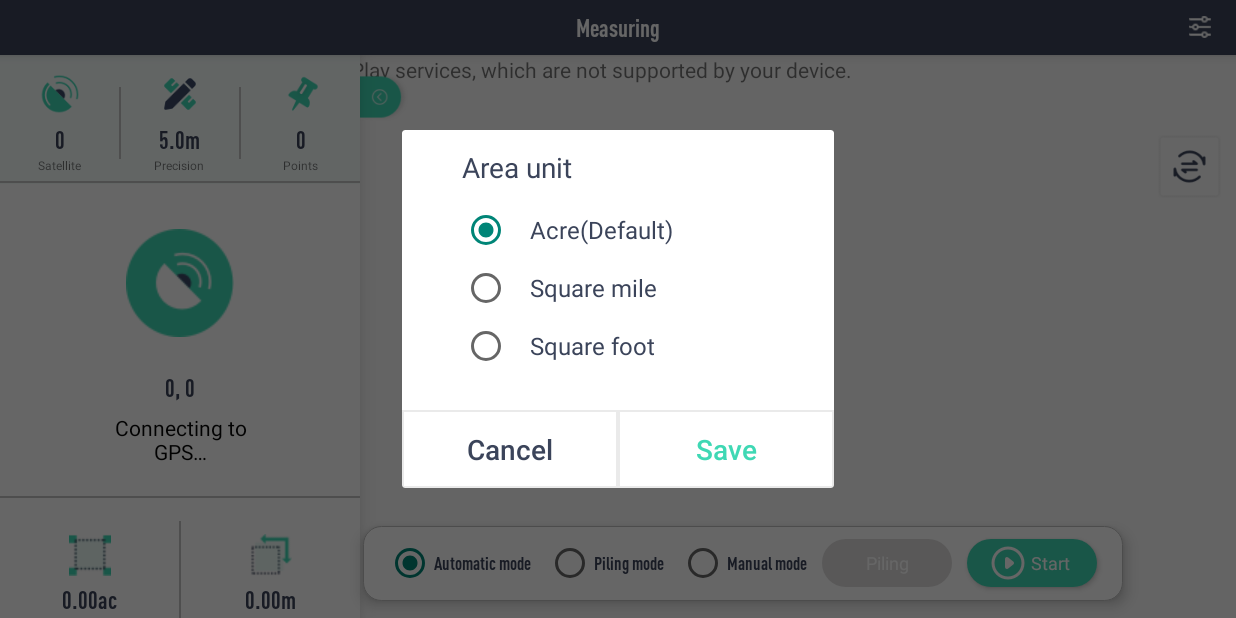
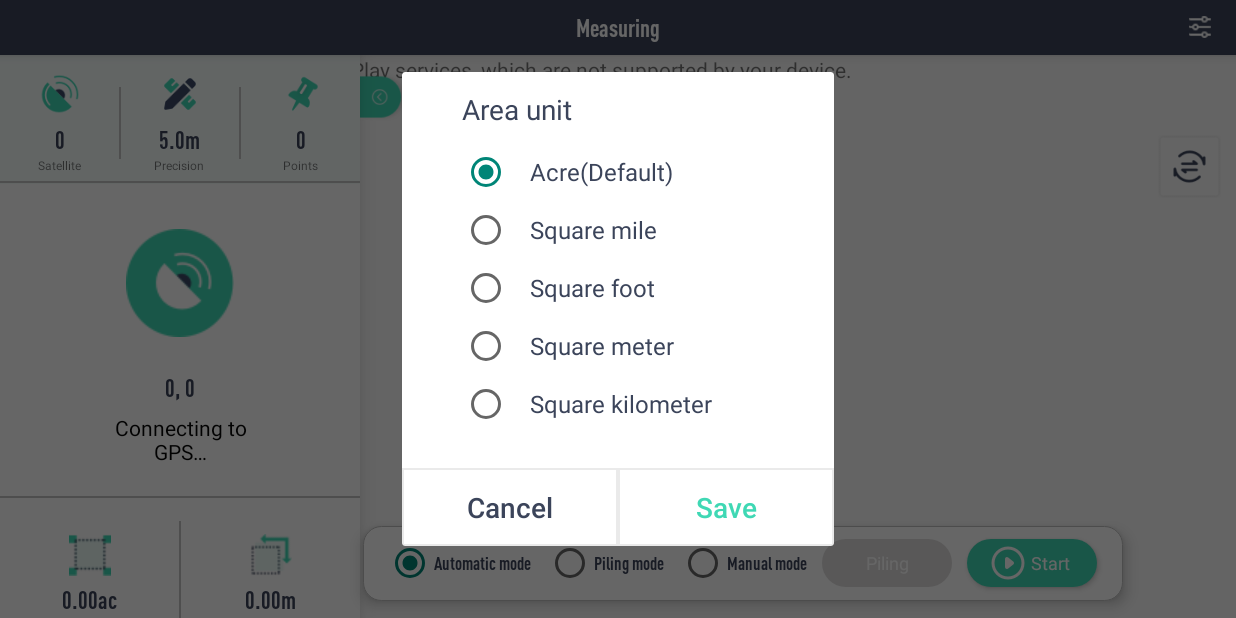
Before and after one commit to KenshinTang/LandSurvey, an Android app: the screen it shows after launch (MainActivity), after a tap on "Settings", on a phone screen of 824 x 412 dp (held sideways). Run offline under Robolectric (Android 15) with nearby library versions, the phone set to English and light mode, and no system bars; libraries missing offline, so code that uses them is left out: com.google.maps.android, com.tencent.bugly; 3 statements that could not run were skipped.

Commit message:
1. add square meter, square km support. 2. fix fatal issue that when delete a point.

```diff
--- a/app/src/main/java/com/kapplication/landsurvey/MainActivity.kt
+++ b/app/src/main/java/com/kapplication/landsurvey/MainActivity.kt
@@ -539,8 +539,10 @@ class MainActivity : AppCompatActivity(),
         mMarkerCollection.remove(marker)
         mPath.remove(position!!)
 
-        if (index == 0) {
-            mMarkerCollection.markers?.first()?.setIcon(mFirstMarker)
+        val markers = mMarkerCollection.markers
+
+        if (index == 0 && markers != null && markers.isNotEmpty()) {
+            markers.first()?.setIcon(mFirstMarker)
         }
 
         dialog.dismiss()
--- a/app/src/main/java/com/kapplication/landsurvey/fragments/SettingDialogFragment.kt
+++ b/app/src/main/java/com/kapplication/landsurvey/fragments/SettingDialogFragment.kt
@@ -41,6 +41,8 @@ class SettingDialogFragment : DialogFragment() {
             Units.ACRE.ordinal -> view.findViewById<RadioButton>(R.id.radio_acre).isChecked = true
             Units.SQUARE_MILE.ordinal -> view.findViewById<RadioButton>(R.id.radio_sqmi).isChecked = true
             Units.SQUARE_FOOT.ordinal -> view.findViewById<RadioButton>(R.id.radio_sqft).isChecked = true
+            Units.SQUARE_METER.ordinal -> view.findViewById<RadioButton>(R.id.radio_sqm).isChecked = true
+            Units.SQUARE_KILOMETER.ordinal -> view.findViewById<RadioButton>(R.id.radio_sqkm).isChecked = true
         }
 
         view.findViewById<Button>(R.id.button_save).setOnClickListener {
@@ -61,6 +63,12 @@ class SettingDialogFragment : DialogFragment() {
         view.findViewById<RadioButton>(R.id.radio_sqft).setOnClickListener {
             mCurrentUnit = Units.SQUARE_FOOT
         }
+        view.findViewById<RadioButton>(R.id.radio_sqm).setOnClickListener {
+            mCurrentUnit = Units.SQUARE_METER
+        }
+        view.findViewById<RadioButton>(R.id.radio_sqkm).setOnClickListener {
+            mCurrentUnit = Units.SQUARE_KILOMETER
+        }
 
         return view
     }
--- a/app/src/main/java/com/kapplication/landsurvey/model/Units.kt
+++ b/app/src/main/java/com/kapplication/landsurvey/model/Units.kt
@@ -1,5 +1,5 @@
 package com.kapplication.landsurvey.model
 
 enum class Units {
-    ACRE, SQUARE_MILE, SQUARE_FOOT
+    ACRE, SQUARE_MILE, SQUARE_FOOT, SQUARE_METER, SQUARE_KILOMETER
 }
--- a/app/src/main/java/com/kapplication/landsurvey/utils/Utils.kt
+++ b/app/src/main/java/com/kapplication/landsurvey/utils/Utils.kt
@@ -84,6 +84,12 @@ class Utils {
                 Units.SQUARE_FOOT.ordinal -> {
                     String.format("%.${fractionDigits}f ft²", num*10.76391)
                 }
+                Units.SQUARE_METER.ordinal -> {
+                    String.format("%.${fractionDigits}f ㎡", num)
+                }
+                Units.SQUARE_KILOMETER.ordinal -> {
+                    String.format("%.${fractionDigits}f km²", num*0.000001)
+                }
                 else -> {
                     String.format("%.${fractionDigits}f ac", num*0.0002471055)
                 }
--- a/app/src/main/res/layout/dialog_setting.xml
+++ b/app/src/main/res/layout/dialog_setting.xml
@@ -52,6 +52,26 @@
             android:text="@string/unit_sqft"
             android:textColor="@color/textColor"
             android:textSize="@dimen/textSize_normal"/>
+        <RadioButton
+            android:id="@+id/radio_sqm"
+            android:layout_width="wrap_content"
+            android:layout_height="wrap_content"
+            android:layout_marginBottom="@dimen/radio_marginBottom"
+            android:layout_marginStart="@dimen/radio_marginStart"
+            android:paddingStart="@dimen/radio_paddingStart"
+            android:text="@string/unit_sqm"
+            android:textColor="@color/textColor"
+            android:textSize="@dimen/textSize_normal"/>
+        <RadioButton
+            android:id="@+id/radio_sqkm"
+            android:layout_width="wrap_content"
+            android:layout_height="wrap_content"
+            android:layout_marginBottom="@dimen/radio_marginBottom"
+            android:layout_marginStart="@dimen/radio_marginStart"
+            android:paddingStart="@dimen/radio_paddingStart"
+            android:text="@string/unit_sqkm"
+            android:textColor="@color/textColor"
+            android:textSize="@dimen/textSize_normal"/>
     </RadioGroup>
 
     <LinearLayout
--- a/app/src/main/res/values/strings.xml
+++ b/app/src/main/res/values/strings.xml
@@ -43,6 +43,8 @@
     <string name="unit_acre">Acre(Default)</string>
     <string name="unit_sqmi">Square mile</string>
     <string name="unit_sqft">Square foot</string>
+    <string name="unit_sqm">Square meter</string>
+    <string name="unit_sqkm">Square kilometer</string>
     <string name="gps_is_required">For best results, please turn on device location which uses Google\'s location service.</string>
     <string name="open_gps">Turn on location setting</string>
 </resources>
```
